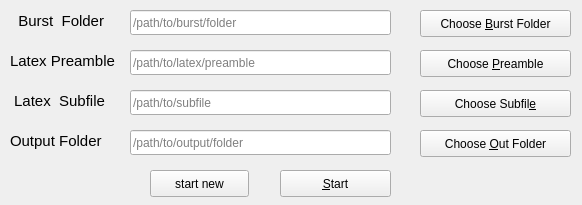
Above: grader_improved/grader_setup.ui from shubhamshuklaer/autog before the change. Below: the same form after it.
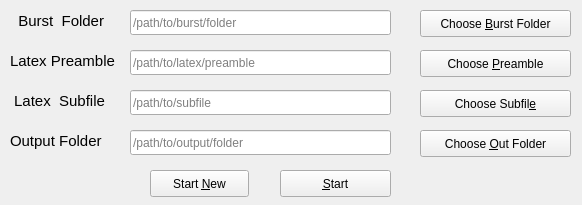
That is the form after the change.

Patch:
```diff
--- a/grader_improved/grader_setup.ui
+++ b/grader_improved/grader_setup.ui
@@ -348,8 +348,13 @@
      <height>27</height>
     </rect>
    </property>
+   <property name="styleSheet">
+    <string notr="true">QPushButton:focus { 
+  border-style: outset;
+}</string>
+   </property>
    <property name="text">
-    <string>start new</string>
+    <string>Start &amp;New</string>
    </property>
   </widget>
  </widget>
```
Left out of the diff: 1 changed line with no effect on the pictures.
